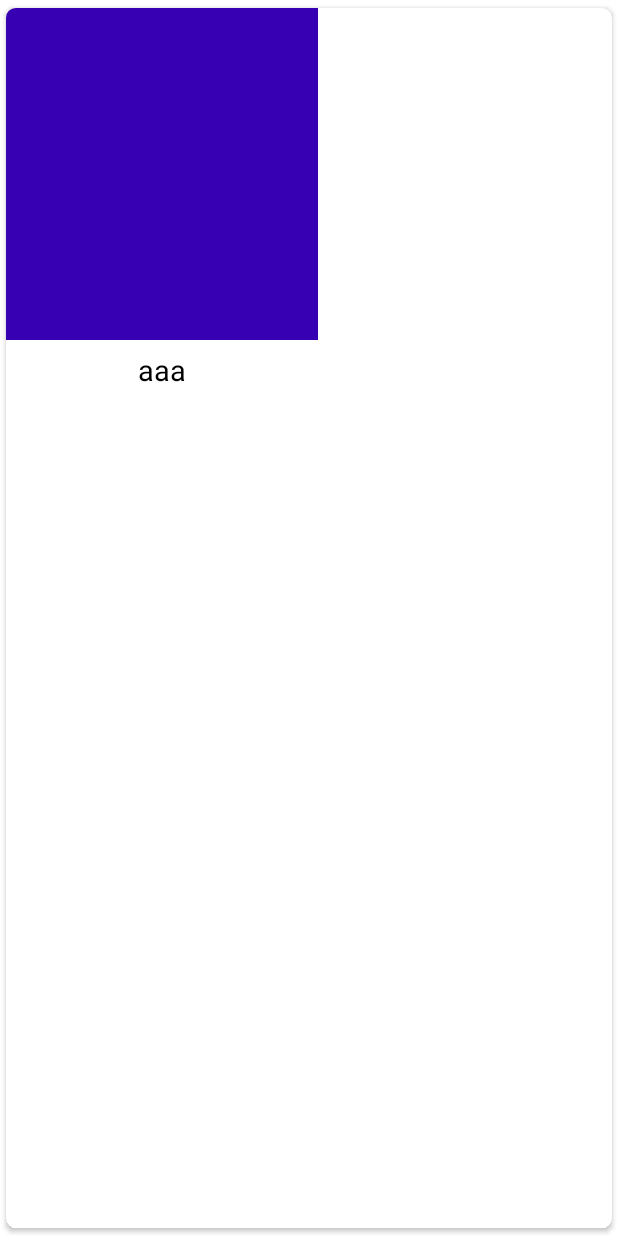
After one commit to SarahChalup/FoodApp, an Android app: the layout meal_item.xml on its own in the app's theme, with its tools: preview values and no code run, on a phone screen of 412 x 824 dp. The commit adds this screen. Run offline under Robolectric (Android 15) with nearby library versions, the phone set to English and light mode, and no system bars.

Commit message:
Mostrar todas las comidas de una categoria en category meals activity

```diff
--- a/app/src/main/AndroidManifest.xml
+++ b/app/src/main/AndroidManifest.xml
@@ -17,6 +17,9 @@
         android:usesCleartextTraffic="true"
         tools:targetApi="31">
         <activity
+            android:name=".activities.CategoryMealsActivity"
+            android:exported="false" />
+        <activity
             android:name=".activities.MealActivity"
             android:exported="false" />
         <activity
--- a/app/src/main/java/com/example/foodapp/adapters/CategoriesAdapter.kt
+++ b/app/src/main/java/com/example/foodapp/adapters/CategoriesAdapter.kt
@@ -6,10 +6,12 @@ import androidx.recyclerview.widget.RecyclerView
 import com.bumptech.glide.Glide
 import com.example.foodapp.databinding.CategoryItemBinding
 import com.example.foodapp.pojo.Category
+import com.example.foodapp.pojo.CategoryList
 
 class CategoriesAdapter() : RecyclerView.Adapter<CategoriesAdapter.CategoriesViewHolder>() {
 
     private var categoriesList = ArrayList<Category>()
+    var onItemClick : ((Category) -> Unit)? = null
 
     fun setCategoriesList(categorieslist: ArrayList<Category>){
         this.categoriesList = categorieslist
@@ -28,6 +30,9 @@ class CategoriesAdapter() : RecyclerView.Adapter<CategoriesAdapter.CategoriesVie
             .load(categoriesList[position].strCategoryThumb)
             .into(holder.binding.imgCategory)
         holder.binding.tvCategoryMeal.text = categoriesList[position].strCategory
+        holder.itemView.setOnClickListener {
+            onItemClick!!.invoke(categoriesList[position])
+        }
     }
 
     override fun getItemCount(): Int {
--- a/app/src/main/java/com/example/foodapp/retrofit/MealApi.kt
+++ b/app/src/main/java/com/example/foodapp/retrofit/MealApi.kt
@@ -19,4 +19,7 @@ interface MealApi {
 
     @GET ("categories.php")
     fun getCategories (): Call <CategoryList>
+
+    @GET("filter.php")
+    fun getMealsbyCategory (@Query("c")categorName: String): Call<MealsByCategoryList>
 }
--- /dev/null
+++ b/app/src/main/res/layout/meal_item.xml
@@ -0,0 +1,35 @@
+<?xml version="1.0" encoding="utf-8"?>
+<androidx.cardview.widget.CardView xmlns:android="http://schemas.android.com/apk/res/android"
+    android:layout_width="match_parent"
+    android:layout_height="match_parent"
+    xmlns:app="http://schemas.android.com/apk/res-auto"
+    app:cardCornerRadius="@dimen/_5sdp"
+    app:cardUseCompatPadding="true"
+    android:elevation="@dimen/_2sdp">
+    <androidx.constraintlayout.widget.ConstraintLayout
+        android:layout_width="@dimen/_160sdp"
+        android:layout_height="wrap_content">
+
+        <ImageView
+            android:id="@+id/img_meal"
+            android:layout_width="match_parent"
+            android:layout_height="@dimen/_170sdp"
+            android:scaleType="centerCrop"
+            app:layout_constraintStart_toStartOf="parent"
+            app:layout_constraintEnd_toEndOf="parent"
+            app:layout_constraintTop_toTopOf="parent"
+            android:src="@color/purple_700"/>
+        <TextView
+            android:id="@+id/tv_meal_name"
+            android:layout_width="wrap_content"
+            android:layout_height="wrap_content"
+            android:textSize="@dimen/_15ssp"
+            android:textColor="@color/black"
+            app:layout_constraintStart_toStartOf="@id/img_meal"
+            app:layout_constraintEnd_toEndOf="@id/img_meal"
+            app:layout_constraintTop_toBottomOf="@id/img_meal"
+            android:layout_margin="@dimen/_5sdp"
+            android:text="aaa"/>
+
+    </androidx.constraintlayout.widget.ConstraintLayout>
+</androidx.cardview.widget.CardView>
```
Also changed, not shown: app/src/main/java/com/example/foodapp/activities/CategoryMealsActivity.kt (added, +48 -0 lines), app/src/main/java/com/example/foodapp/adapters/CategoryMealsAdapter.kt (added, +37 -0 lines), app/src/main/java/com/example/foodapp/fragments/HomeFragment.kt (+12 -1 lines), app/src/main/java/com/example/foodapp/viewModel/CategoryMealsViewModel.kt (added, +43 -0 lines), app/src/main/res/layout/activity_category_meals.xml (added, +30 -0 lines).
